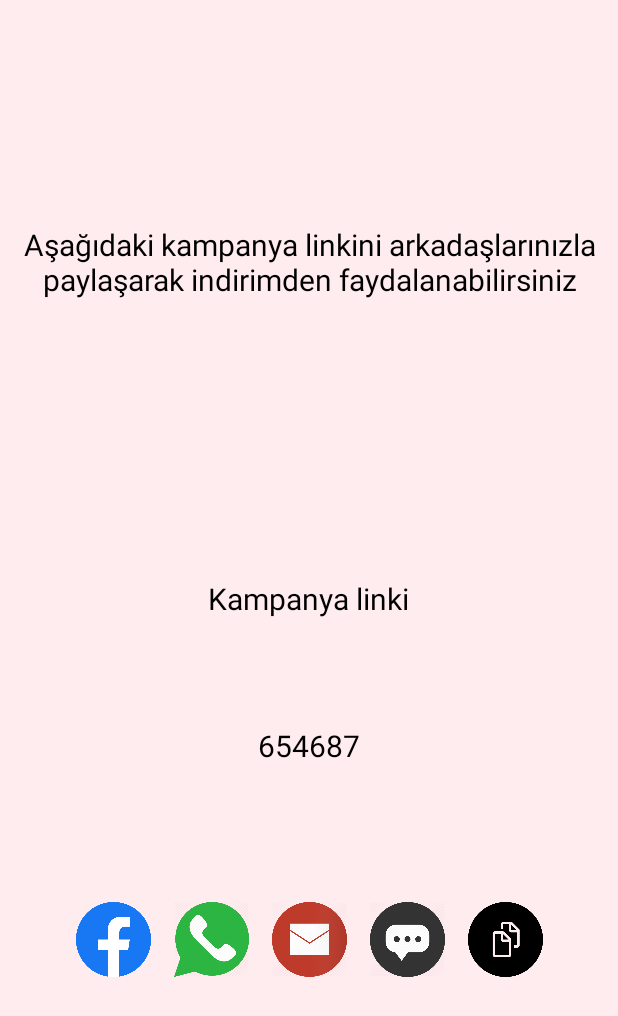
After one commit to seyitaliyaman/ReferenceAppDemo, an Android app: the layout activity_kampanya_paylas.xml on its own in the app's theme, with its tools: preview values and no code run, on a phone screen of 412 x 824 dp. The commit adds this screen. Shown: the top 1016 px of the screen. Run offline under Robolectric (Android 15) with nearby library versions, the phone set to English and light mode, and no system bars.

Commit message:
Ufak tefek inışıllar

```diff
--- a/app/build.gradle
+++ b/app/build.gradle
@@ -50,6 +50,9 @@ dependencies {
     //picasso
     implementation 'com.squareup.picasso:picasso:2.71828'
 
+    //facebook
+    implementation 'com.facebook.android:facebook-android-sdk:[5,6)'
+
 
 }
 
--- a/app/src/main/java/com/demo/reffappdemo/Model/Firma.java
+++ b/app/src/main/java/com/demo/reffappdemo/Model/Firma.java
@@ -8,7 +8,7 @@ public class Firma {
     private String sektor;
     private String telefon;
 
-    public Firma(String adres, String firma, String ilce, String sektor, String telefon) {
+    public Firma(String adres, String firma, String ilce, String sektor , String telefon) {
         this.adres = adres;
         this.firma = firma;
         this.ilce = ilce;
--- a/app/src/main/java/com/demo/reffappdemo/UserUI/FirmaSayfasi.java
+++ b/app/src/main/java/com/demo/reffappdemo/UserUI/FirmaSayfasi.java
@@ -1,5 +1,6 @@
 package com.demo.reffappdemo.UserUI;
 
+import android.content.Intent;
 import android.net.Uri;
 import android.support.design.widget.FloatingActionButton;
 import android.support.v4.content.ContextCompat;
@@ -15,6 +16,7 @@ import android.widget.ImageView;
 import android.widget.LinearLayout;
 import android.widget.TextView;
 
+import com.demo.reffappdemo.KampanyaPaylas;
 import com.demo.reffappdemo.R;
 import com.squareup.picasso.Picasso;
 
@@ -71,6 +73,8 @@ public class FirmaSayfasi extends AppCompatActivity {
             @Override
             public void onClick(View view) {
                 //Paylaşma Seçenekleri Yazılacak
+                Intent i = new Intent(getBaseContext(), KampanyaPaylas.class);
+                startActivity(i);
             }
         });
 
--- /dev/null
+++ b/app/src/main/res/drawable-v24/corner_round_button.xml
@@ -0,0 +1,6 @@
+<shape xmlns:android="http://schemas.android.com/apk/res/android"
+    android:shape="rectangle">
+    <solid android:color="#40ffffff" />
+    <corners
+        android:radius="30dp" />
+</shape>
--- /dev/null
+++ b/app/src/main/res/layout/activity_kampanya_paylas.xml
@@ -0,0 +1,120 @@
+<?xml version="1.0" encoding="utf-8"?>
+<android.support.constraint.ConstraintLayout xmlns:android="http://schemas.android.com/apk/res/android"
+    xmlns:app="http://schemas.android.com/apk/res-auto"
+    xmlns:tools="http://schemas.android.com/tools"
+    android:layout_width="match_parent"
+    android:layout_height="match_parent"
+    android:background="#EEFFEBEE"
+    tools:context=".KampanyaPaylas">
+
+    <LinearLayout
+        android:id="@+id/linearLayout3"
+        android:layout_width="wrap_content"
+        android:layout_height="wrap_content"
+        android:layout_marginStart="2dp"
+        android:layout_marginTop="8dp"
+        android:layout_marginEnd="2dp"
+        android:layout_marginBottom="8dp"
+        android:orientation="horizontal"
+        app:layout_constraintBottom_toBottomOf="parent"
+        app:layout_constraintEnd_toEndOf="parent"
+        app:layout_constraintStart_toStartOf="parent"
+        app:layout_constraintTop_toTopOf="parent"
+        app:layout_constraintVertical_bias="0.783">
+
+        <ImageView
+            android:id="@+id/facebookButton"
+            android:layout_width="50dp"
+            android:layout_height="50dp"
+            android:src="@drawable/facebookicon" />
+
+        <ImageView
+            android:id="@+id/whatsappButton"
+            android:layout_width="50dp"
+            android:layout_height="50dp"
+            android:layout_marginLeft="15dp"
+            android:src="@drawable/whatsappicon" />
+
+        <ImageView
+            android:id="@+id/mailButton"
+            android:layout_width="50dp"
+            android:layout_height="50dp"
+            android:layout_marginLeft="15dp"
+            android:src="@drawable/mailico" />
+
+        <ImageView
+            android:id="@+id/smsButton"
+            android:layout_width="50dp"
+            android:layout_height="50dp"
+            android:layout_marginLeft="15dp"
+            android:src="@drawable/messageicon" />
+
+        <ImageView
+            android:id="@+id/copyButton"
+            android:layout_width="50dp"
+            android:layout_height="50dp"
+            android:layout_marginLeft="15dp"
+            android:src="@drawable/copyicon" />
+
+
+    </LinearLayout>
+
+    <TextView
+        android:id="@+id/textView5"
+        android:layout_width="wrap_content"
+        android:layout_height="wrap_content"
+        android:layout_marginStart="8dp"
+        android:layout_marginTop="8dp"
+        android:layout_marginBottom="8dp"
+        android:text="Aşağıdaki kampanya linkini arkadaşlarınızla paylaşarak indirimden faydalanabilirsiniz"
+        android:textAlignment="center"
+        android:textColor="#000000"
+        android:textSize="20dp"
+        app:layout_constraintBottom_toBottomOf="parent"
+        app:layout_constraintEnd_toEndOf="parent"
+        app:layout_constraintHorizontal_bias="1.0"
+        app:layout_constraintStart_toStartOf="parent"
+        app:layout_constraintTop_toTopOf="parent"
+        app:layout_constraintVertical_bias="0.187" />
+
+    <TextView
+        android:layout_width="wrap_content"
+        android:layout_height="wrap_content"
+        android:layout_marginStart="8dp"
+        android:layout_marginBottom="8dp"
+        android:text="Kampanya linki"
+        android:textAlignment="center"
+        android:textColor="#000000"
+        android:textSize="20dp"
+        app:layout_constraintBottom_toBottomOf="parent"
+        app:layout_constraintEnd_toEndOf="parent"
+        app:layout_constraintHorizontal_bias="0.483"
+        app:layout_constraintStart_toStartOf="parent"
+        app:layout_constraintTop_toTopOf="parent"
+        app:layout_constraintVertical_bias="0.489" />
+
+    <TextView
+        android:id="@+id/kampanyaLink"
+        android:layout_width="wrap_content"
+        android:layout_height="wrap_content"
+        android:layout_marginStart="8dp"
+        android:layout_marginTop="8dp"
+        android:layout_marginEnd="8dp"
+        android:layout_marginBottom="8dp"
+        android:text="654687"
+        android:textAlignment="center"
+        android:textColor="#000000"
+        android:textSize="20dp"
+        app:layout_constraintBottom_toBottomOf="parent"
+        app:layout_constraintEnd_toEndOf="parent"
+        app:layout_constraintStart_toStartOf="parent"
+        app:layout_constraintTop_toTopOf="parent"
+        app:layout_constraintVertical_bias="0.609" />
+
+
+
+
+
+
+
+</android.support.constraint.ConstraintLayout>
--- a/app/src/main/res/values/strings.xml
+++ b/app/src/main/res/values/strings.xml
@@ -5,6 +5,9 @@
     <string name="title_dashboard">Dashboard</string>
     <string name="title_notifications">Notifications</string>
 
+    <string name="facebook_app_id">744412542679955</string>
+
+
     <!-- TODO: Remove or change this placeholder text -->
     <string name="hello_blank_fragment">Hello blank fragment</string>
 </resources>
--- a/app/src/main/res/values/styles.xml
+++ b/app/src/main/res/values/styles.xml
@@ -13,4 +13,12 @@
         <item name="windowNoTitle">true</item>
     </style>
 
+    <style name="AppTheme.Popups"
+        parent="Theme.AppCompat.Light.NoActionBar">
+
+        <item name="android:windowIsTranslucent">true</item>
+        <item name="android:windowCloseOnTouchOutside">true</item>
+    </style>
+
+
 </resources>
--- a/build.gradle
+++ b/build.gradle
@@ -4,6 +4,7 @@ buildscript {
     repositories {
         google()
         jcenter()
+        mavenCentral()
 
     }
     dependencies {
```
Also changed, not shown: app/src/main/AndroidManifest.xml (+39 -10 lines), app/src/main/java/com/demo/reffappdemo/KampanyaPaylas.java (added, +92 -0 lines), app/src/main/java/com/demo/reffappdemo/UserUI/HomePage.java (+8 -0 lines), app/src/main/res/drawable/copyicon.png (added), app/src/main/res/drawable/facebookicon.png (added), app/src/main/res/drawable/mailico.png (added), app/src/main/res/drawable/messageicon.png (added), app/src/main/res/drawable/messengericon.png (added), app/src/main/res/drawable/twittericon.png (added), app/src/main/res/drawable/whatsappicon.png (added).
